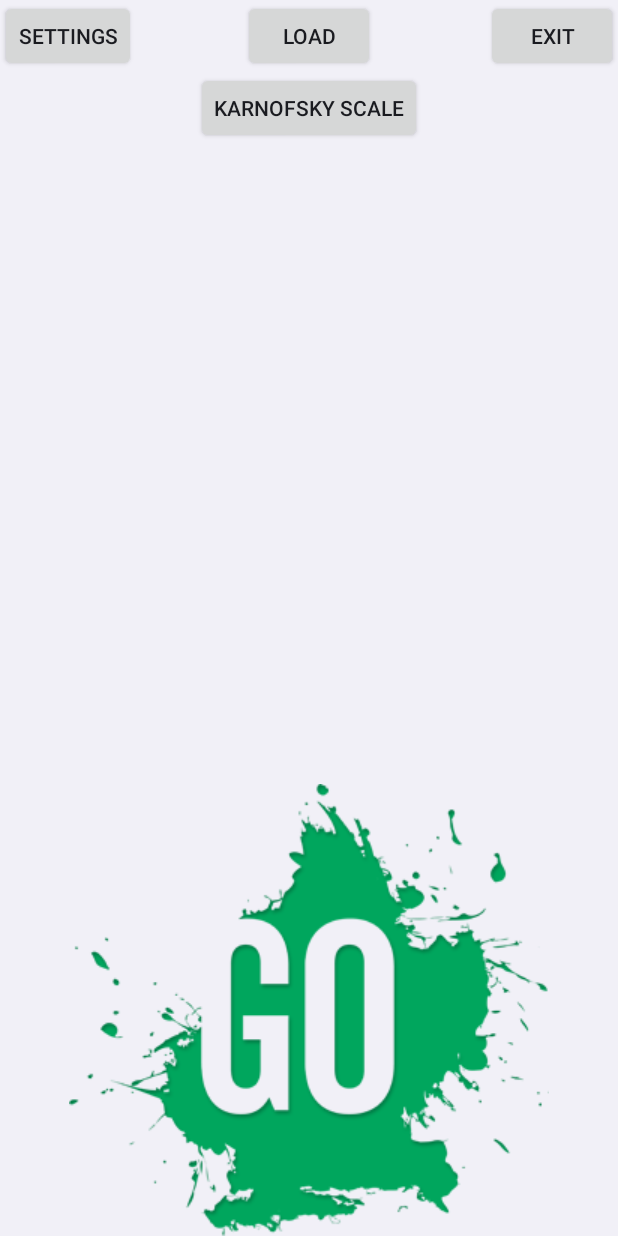
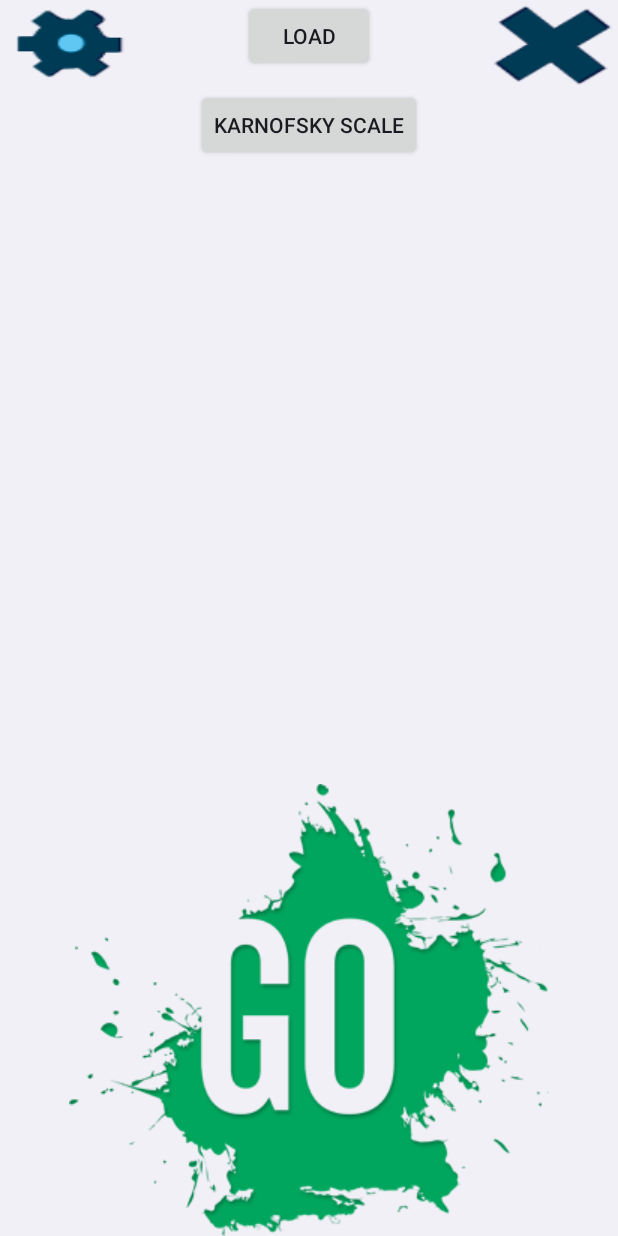
Before and after one commit to bboyeason/popo, an Android app: the Menu screen opened directly, with no data from a screen before it, on a phone screen of 412 x 824 dp. Run offline under Robolectric (Android 15) with nearby library versions, the phone set to English and light mode, and no system bars.

Commit message:
[Bobo][Menu] Update icons
Feature/Bug number:
    None

Modifications (list dependencies if any):

Side effect of the change:
    None

```diff
--- a/app/src/main/res/layout/menu.xml
+++ b/app/src/main/res/layout/menu.xml
@@ -6,13 +6,13 @@
     <Button
         android:layout_width="wrap_content"
         android:layout_height="wrap_content"
-        android:text="Settings"
         android:id="@+id/settingsButton"
         android:layout_gravity="center_horizontal"
         android:layout_alignBaseline="@+id/exitButton"
         android:layout_alignBottom="@+id/exitButton"
         android:layout_alignParentLeft="true"
-        android:layout_alignParentStart="true" />
+        android:layout_alignParentStart="true"
+        android:background="@drawable/menu_setting" />
 
     <Button
         android:layout_width="wrap_content"
@@ -43,10 +43,10 @@
     <Button
         android:layout_width="wrap_content"
         android:layout_height="wrap_content"
-        android:text="Exit"
         android:id="@+id/exitButton"
         android:layout_gravity="center_horizontal"
         android:layout_alignParentTop="true"
         android:layout_alignParentRight="true"
-        android:layout_alignParentEnd="true" />
+        android:layout_alignParentEnd="true"
+        android:background="@drawable/menu_exit" />
 </RelativeLayout>
```
Also changed, not shown: app/src/main/res/drawable/menu_exit.png (added), app/src/main/res/drawable/menu_setting.png (added).
